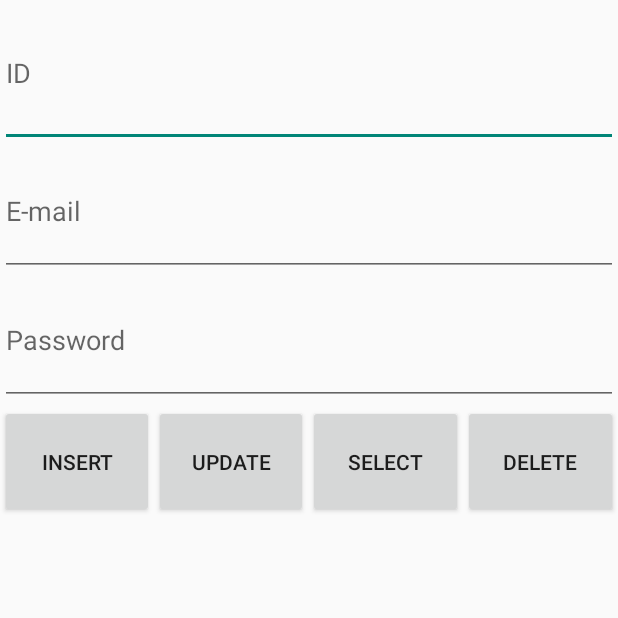
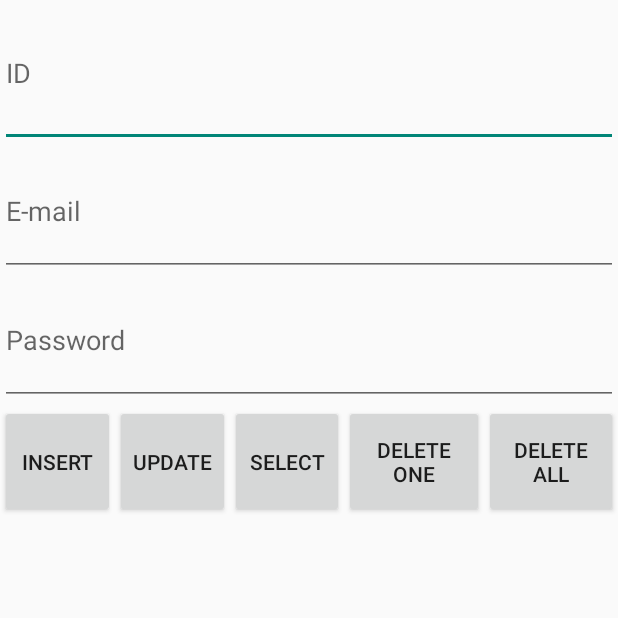
Before and after one commit to Oskrey/Sour, an Android app: the AdminActivity screen opened directly, with no data from a screen before it, after a tap on "SELECT", on a phone screen of 412 x 824 dp, the top half of it. Run offline under Robolectric (Android 15) with nearby library versions, the phone set to English and light mode, and no system bars.

Commit message:
Надпись

```diff
--- a/app/src/main/java/com/example/sour/AdminActivity.java
+++ b/app/src/main/java/com/example/sour/AdminActivity.java
@@ -7,6 +7,7 @@ import android.view.View;
 import android.widget.EditText;
 import android.widget.Toast;
 
+import java.util.LinkedList;
 import java.util.List;
 
 public class AdminActivity extends AppCompatActivity {
@@ -35,6 +36,16 @@ public class AdminActivity extends AppCompatActivity {
                 db.DeleteOne(Id);
             }
         });
+        findViewById(R.id.buttonDeleteAll).setOnClickListener(new View.OnClickListener() {
+            @Override
+            public void onClick(View view) {
+                DbHelper db = new DbHelper(AdminActivity.this);
+                EditText id=findViewById(R.id.editTextKey);
+                String Id = id.getText().toString();
+                db.DeleteAll();
+            }
+        });
+
         findViewById(R.id.buttonSelect).setOnClickListener(new View.OnClickListener() {
             @Override
             public void onClick(View view) {
@@ -42,11 +53,18 @@ public class AdminActivity extends AppCompatActivity {
                 String Id = id.getText().toString();
 
                 DbHelper db = new DbHelper(AdminActivity.this);
-                List list =  db.GetOne(Id);
+
+                LinkedList<Data> list =  db.GetOne(Id);
                 EditText mail = findViewById(R.id.editTextValue);
-                mail.setText(list.get(1).toString());
                 EditText passwd=findViewById(R.id.editTextValue2);
-                passwd.setText(list.get(2).toString());
+                String email = "";
+                for (Data d:list) email = d.email;
+                mail.setText(email);
+                String password = "";
+
+                for (Data d:list) password = d.passwd;
+
+                passwd.setText(password);
 
 
             }
--- a/app/src/main/res/layout/activity_admin.xml
+++ b/app/src/main/res/layout/activity_admin.xml
@@ -62,7 +62,15 @@
             android:layout_width="wrap_content"
             android:layout_height="match_parent"
             android:layout_weight="1"
-            android:text="Delete" />
+            android:text="Delete one" />
+
+        <Button
+            android:id="@+id/buttonDeleteAll"
+            android:layout_width="wrap_content"
+            android:layout_height="match_parent"
+            android:layout_weight="1"
+            android:text="Delete All" />
+
     </LinearLayout>
 
 </LinearLayout>
```
Also changed, not shown: app/src/main/java/com/example/sour/ActivityLogIn.java (+13 -3 lines), app/src/main/java/com/example/sour/DbHelper.java (+17 -0 lines), app/src/main/java/com/example/sour/RegisterActivity.java (+7 -6 lines).
